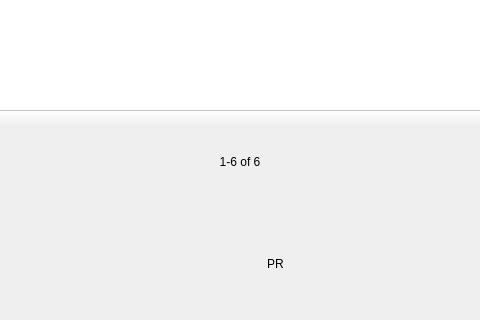
This is windows/e_outputs.ui in 0xkobe/mwc-wallet as Qt 5 draws it before an edit; both pictures show x 155 to 635 and y 190 to 510 of the 895 by 607 pixel window. The edited form follows.
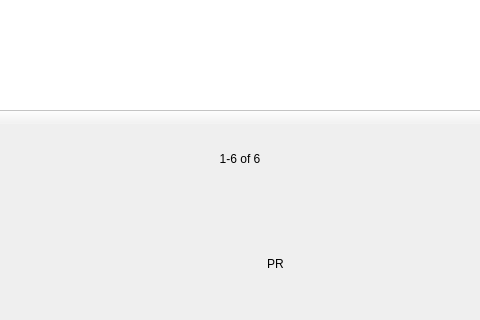
This is the edited form. Icons and pictures are not drawn. Custom widgets are drawn as their Qt base class.

```diff
--- a/windows/e_outputs.ui
+++ b/windows/e_outputs.ui
@@ -178,7 +178,7 @@
                <property name="geometry">
                 <rect>
                  <x>0</x>
-                 <y>6</y>
+                 <y>3</y>
                  <width>124</width>
                  <height>34</height>
                 </rect>
```
Left out of the diff: 4 changed lines with no effect on the pictures.
